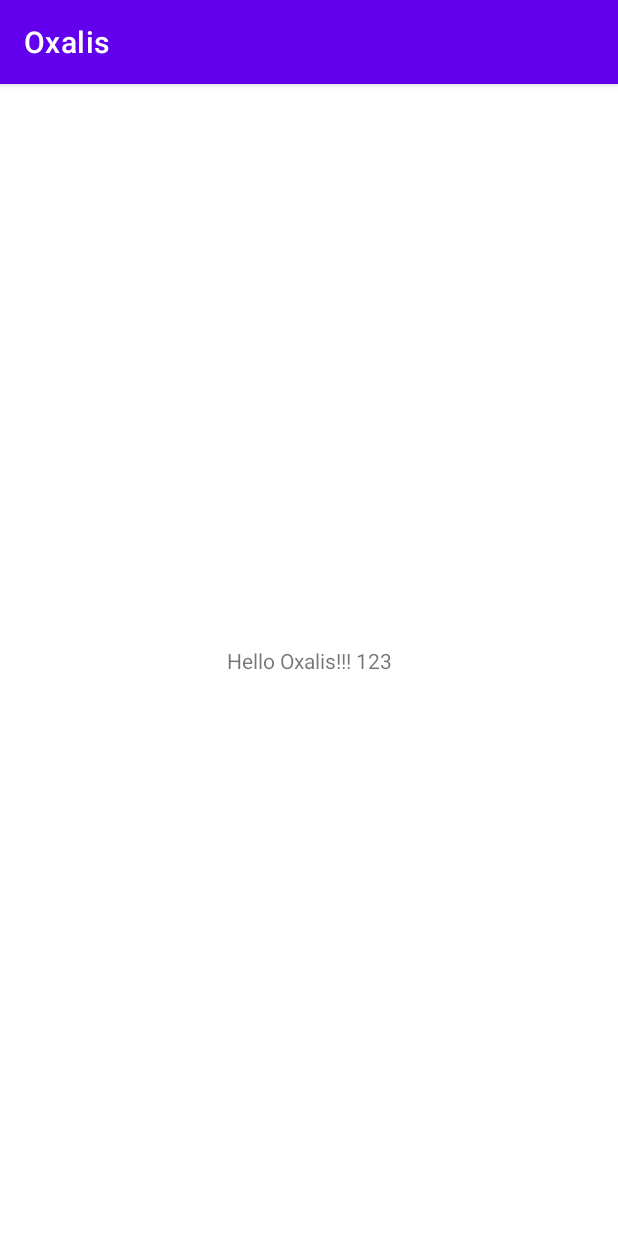
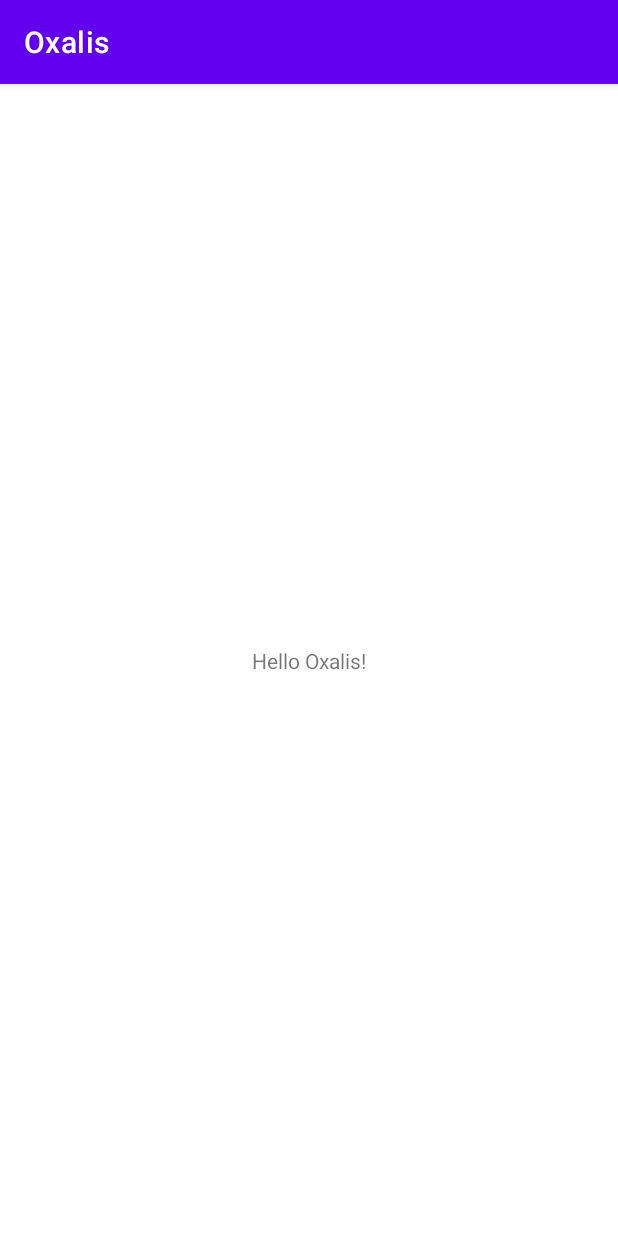
Before and after one commit to lelong1210/Oxalis, an Android app: the screen it shows after launch (MainActivity), on a phone screen of 412 x 824 dp. Run offline under Robolectric (Android 15) with nearby library versions, the phone set to English and light mode, and no system bars.

Commit message:
update file readme

```diff
--- a/app/src/main/res/layout/activity_main.xml
+++ b/app/src/main/res/layout/activity_main.xml
@@ -9,7 +9,7 @@
     <TextView
         android:layout_width="wrap_content"
         android:layout_height="wrap_content"
-        android:text="Hello Oxalis!!! 123"
+        android:text="Hello Oxalis!"
         app:layout_constraintBottom_toBottomOf="parent"
         app:layout_constraintLeft_toLeftOf="parent"
         app:layout_constraintRight_toRightOf="parent"
```
